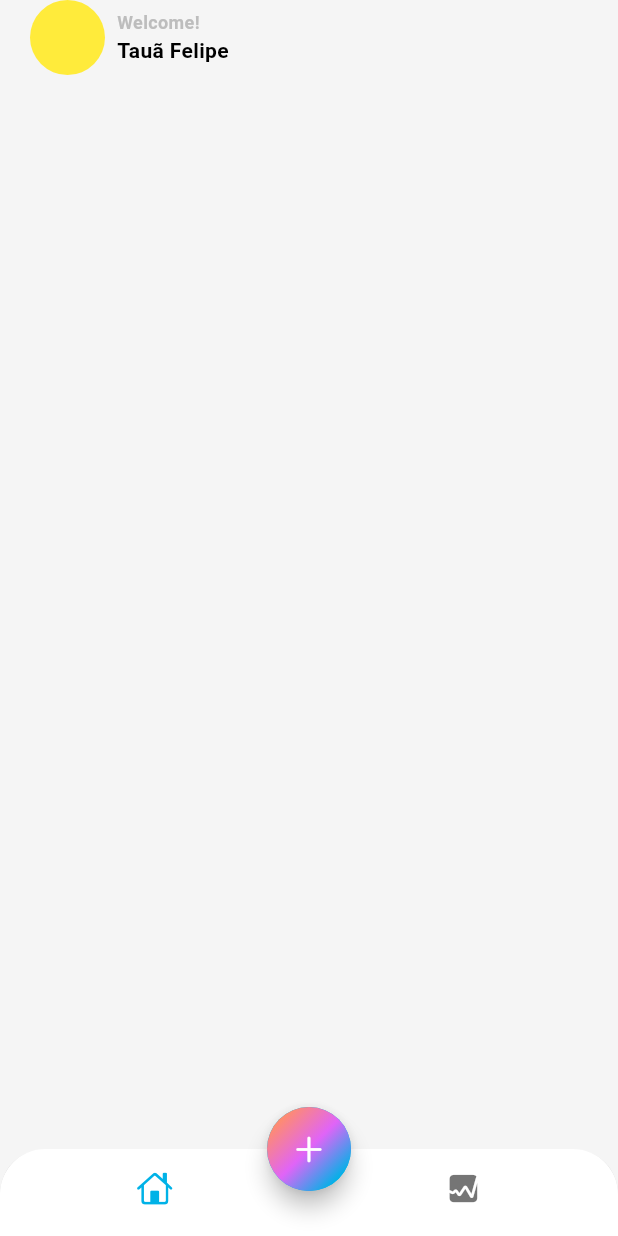
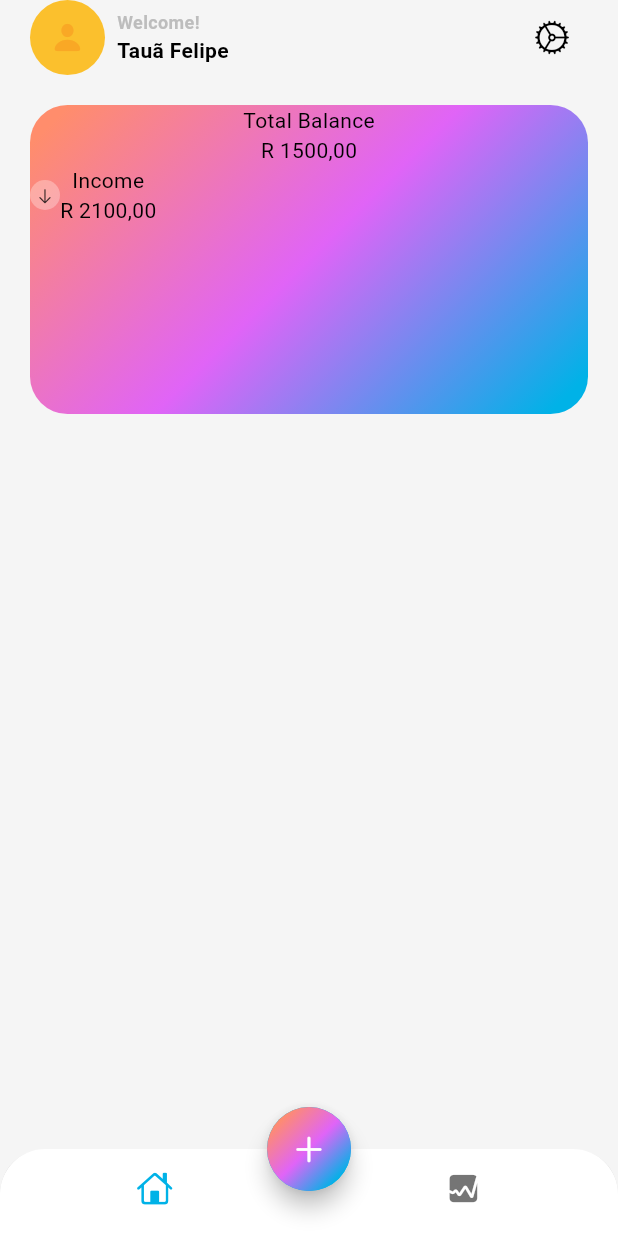
Before and after one commit to felipetaua/controle_financeiro, a Flutter app: the screen it shows after launch, on a phone screen of 412 x 824 dp. Run offline on Flutter 3.47's test engine with Material 3 defaults, Android fonts, the phone set to English and light mode, and no system bars.

Commit message:
iniciando o primeiro card de gastos mainScreen

```diff
--- a/lib/screens/home/views/main_screen.dart
+++ b/lib/screens/home/views/main_screen.dart
@@ -1,3 +1,6 @@
+import 'dart:math';
+
+import 'package:flutter/cupertino.dart';
 import 'package:flutter/material.dart';
 
 class MainScreen extends StatelessWidget {
@@ -11,12 +14,24 @@ class MainScreen extends StatelessWidget {
       child: Column(
         children: [
           Row(
+            mainAxisAlignment: MainAxisAlignment.spaceBetween,
+            children: [
+              Row(
+                children: [
+                  Stack(
+                    alignment: Alignment.center,
                     children: [
                       Container(
                         width: 50,
                         height: 50,
-                decoration: const BoxDecoration(
-                    shape: BoxShape.circle, color: Colors.yellow),
+                        decoration: BoxDecoration(
+                            shape: BoxShape.circle, color: Colors.yellow[700]),
+                      ),
+                      Icon(
+                        CupertinoIcons.person_fill,
+                        color: Colors.yellow[800],
+                      )
+                    ],
                   ),
                   const SizedBox(
                     width: 8,
@@ -39,8 +54,55 @@ class MainScreen extends StatelessWidget {
                             color: Theme.of(context).colorScheme.onSurface),
                       )
                     ],
+                  ),
+                ],
+              ),
+              IconButton(onPressed: () {}, icon: Icon(CupertinoIcons.settings))
+            ],
+          ),
+          const SizedBox(
+            height: 20,
+          ),
+          Container(
+            width: double.infinity,
+            height: MediaQuery.of(context).size.width / 2,
+            decoration: BoxDecoration(
+                gradient: LinearGradient(
+                  colors: [
+                    Theme.of(context).colorScheme.tertiary,
+                    Theme.of(context).colorScheme.secondary,
+                    Theme.of(context).colorScheme.primary
+                  ],
+                  transform: const GradientRotation(pi / 4),
+                ),
+                borderRadius: BorderRadius.circular(25)),
+            child: Column(
+              children: [
+                Text('Total Balance'),
+                Text('R 1500,00'),
+                Row(
+                  children: [
+                    Container(
+                      width: 20,
+                      height: 20,
+                      decoration: BoxDecoration(
+                          color: Colors.white30, shape: BoxShape.circle),
+                      child: Center(
+                          child: Icon(
+                        CupertinoIcons.arrow_down,
+                        size: 12,
+                      )),
+                    ),
+                    Column(
+                      children: [
+                        const Text('Income'),
+                        const Text('R 2100,00'),
+                      ],
                     )
                   ],
+                )
+              ],
+            ),
           )
         ],
       ),
```
Lines whose indentation alone changed are shown as unchanged.
